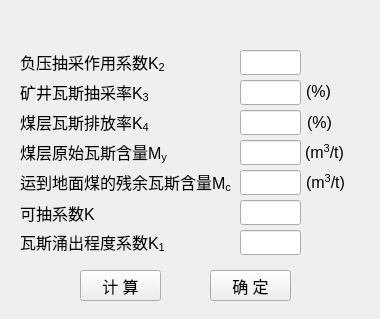
The window that python/cbm/uifiles/mine_gas_reserves_predict_dlg2.ui (wyrover/cbm) describes before a commit, drawn with Qt 5.
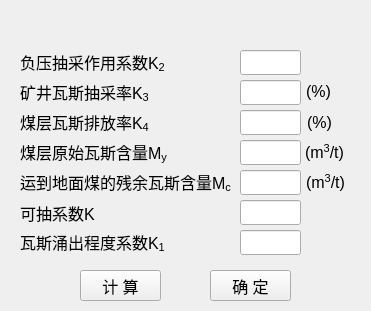
The same window after the commit. Icons and pictures are not drawn.

Patch:
```diff
--- a/python/cbm/uifiles/mine_gas_reserves_predict_dlg2.ui
+++ b/python/cbm/uifiles/mine_gas_reserves_predict_dlg2.ui
@@ -6,8 +6,8 @@
    <rect>
     <x>0</x>
     <y>0</y>
-    <width>380</width>
-    <height>319</height>
+    <width>371</width>
+    <height>311</height>
    </rect>
   </property>
   <property name="windowTitle">
```
